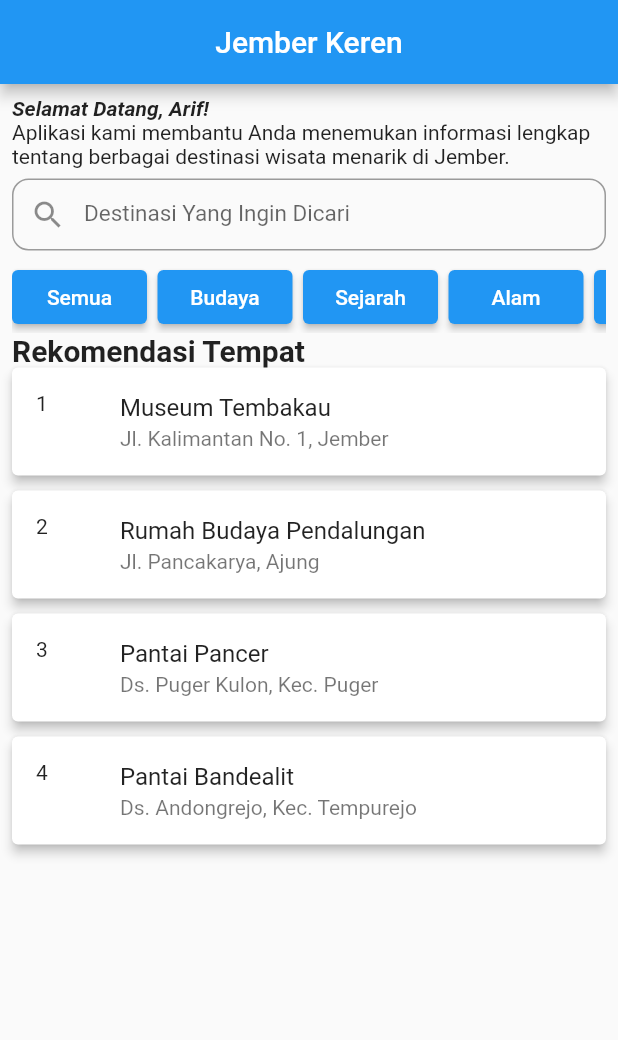
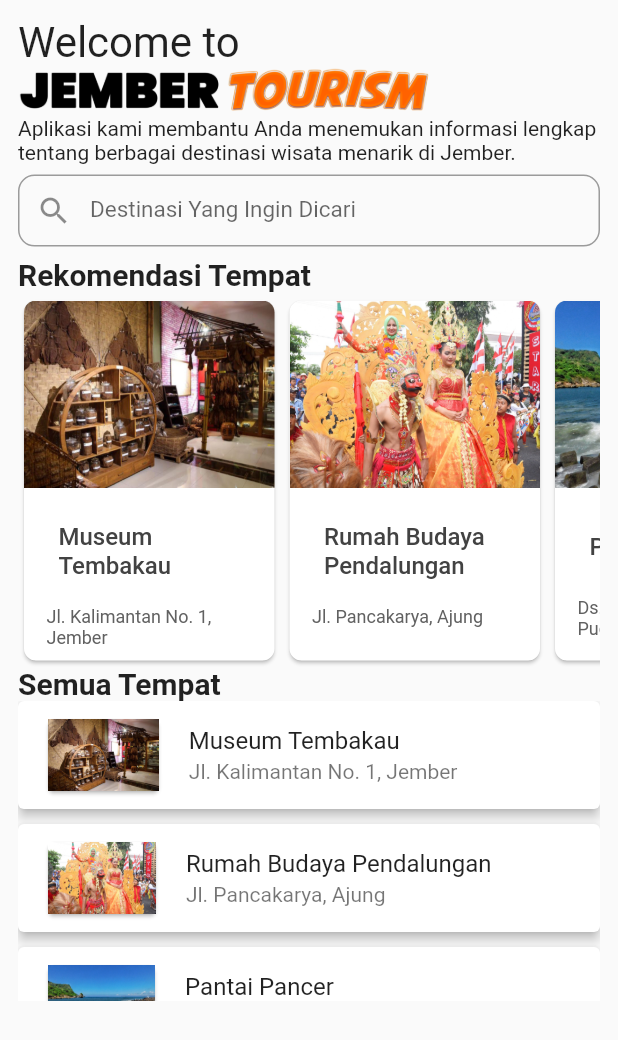
Before and after one commit to arifhendrawan023/flutter_application_jembis, a Flutter app: the screen it shows after launch, on a phone screen of 412 x 824 dp. Shown: the top 1040 px of the screen. Run offline on Flutter 3.47's test engine with Material 2 defaults, Android fonts, the light colour scheme and no system bars; our stand-ins replace google_maps_flutter.

Commit message:
UPDATE MAP

```diff
--- a/assets/daftarTempat.json
+++ b/assets/daftarTempat.json
@@ -3,30 +3,41 @@
         {
             "id": "1",
             "jenis": "Wisata Budaya",
+            "gambar": "assets/image/tempatWisata/tembakau.png",
             "nama": "Museum Tembakau",
             "alamat": "Jl. Kalimantan No. 1, Jember",
-            "deskripsi": "Museum tembakau adalah salah satu wujud identitas Jember sebagai kota tembakau. Pengunjung bisa melihat berbagai literatur tembakau, miniatur gardu atak (tempat pengeringan tembakau), serta display daun tembakau dari berbagai jenis dan kualitas. Di museum tembakau ini juga bisa melihat tayangan diversifikasi produk tembakau yang belum banyak diketahui masyarakat luas. "
+            "deskripsi": "Museum tembakau adalah salah satu wujud identitas Jember sebagai kota tembakau. Pengunjung bisa melihat berbagai literatur tembakau, miniatur gardu atak (tempat pengeringan tembakau), serta display daun tembakau dari berbagai jenis dan kualitas. Di museum tembakau ini juga bisa melihat tayangan diversifikasi produk tembakau yang belum banyak diketahui masyarakat luas. ",
+            "route": "/halaman1"
         },
         {
             "id": "2",
             "jenis": "Wisata Budaya",
             "nama": "Rumah Budaya Pendalungan",
+            "gambar": "assets/image/tempatWisata/Pendalungan.jpeg",
             "alamat": "Jl. Pancakarya, Ajung",
             "deskripsi": "Rumah Budaya Pendalungan merupakan wujud semangat dari seniman Jember yang tergabung dalam komunitas Pandalungan untuk melestarikan dan mengembangkan seni budaya di kabupaten Jember. Berlokasi sekitar 5 km dari pusat kota Jember. Jember adalah kota kreatif, di rumah mewadahi siapapun yang memiliki tekad kuat untuk maju bersama agar seniman budaya Jember dapat lebih dikenal dan lestari. Di tempat ini memiliki panggung terbuka untuk penampilan seni di saat menyambut tamu dan pada acara-acara khusus. "
+            ,
+            "route": "/halaman2"
         },
         {
             "id": "3",
             "jenis": "Wisata Alam",
             "nama": "Pantai Pancer",
+            "gambar": "assets/image/tempatWisata/Pancer.jpg",
             "alamat": "Ds. Puger Kulon, Kec. Puger",
             "deskripsi": "Berjarak sekitar 41 km dari pusat kota Jember, disana akan dimanjakan dengan pemandangan layaknya pemandangan di daerah administratif, pemandangan gunung kapur dan jejeran perahu nelayan yang sedang bertengger. Ciri khas dari pantai ini adalah adanya batu-batu berjejer yang berfungsi sebagai pemecah ombak laut.  "
+            ,
+            "route": "/halaman3"
         },
         {
             "id": "4",
             "jenis": "Wisata Alam",
             "nama": "Pantai Bandealit",
+            "gambar": "assets/image/tempatWisata/Bandealit.jpg",
             "alamat": "Ds. Andongrejo, Kec. Tempurejo",
             "deskripsi": "Pantai ini berada di dalam kawasan Taman Nasional Meru Betiri (TNMB) dengan panorama laut yang sangat indah dengan bentang pantai sepanjang 1 km lebih. Perpaduan suasana pantai, laut, perkebunan, dan hutan tropis ini menyajikan suasana alam yang eksotis. Lokasinya berada di sebelah selatan kota Jember tepatnya 35 km dari pusat kota."
+            ,
+            "route": "/halaman4"
         }
     ]
 }
--- a/lib/Pages/homePage.dart
+++ b/lib/Pages/homePage.dart
@@ -1,9 +1,9 @@
 import 'package:flutter/material.dart';
 import 'dart:convert';
 import 'package:flutter/services.dart';
-
 import 'package:flutter/src/widgets/framework.dart';
 import 'package:flutter/src/widgets/placeholder.dart';
+import 'package:flutter_application_jembis/Pages/detailTempat.dart';
 
 class homePage extends StatefulWidget {
   const homePage({super.key});
@@ -27,51 +27,55 @@ class _homePageState extends State<homePage> {
   @override
   void initState() {
     super.initState();
-    // Call the readJson method when the app starts
     readJson();
   }
 
   @override
   Widget build(BuildContext context) {
     return Scaffold(
-      appBar: AppBar(
-          title: Center(child: Text("Jember Keren")),
-        ),
       body: Padding(
-          padding: const EdgeInsets.all(8.0),
+          padding: const EdgeInsets.all(12.0),
+          child: ListView(
+            children: <Widget>[
+              Container(
               child: Column(
                 crossAxisAlignment: CrossAxisAlignment.start,
                 children: <Widget>[
-              Text("Selamat Datang, Arif!",
-                  style: TextStyle(
-                      fontWeight: FontWeight.bold,
-                      fontStyle: FontStyle.italic)),
+                  Text(
+                    "Welcome to ",
+                    style: TextStyle(fontSize: 28),
+                  ),
+                  Image(
+                    image: AssetImage('assets/image/logo.png'),
+                    width: 275,
+                  ),
                   Text(
                       "Aplikasi kami membantu Anda menemukan informasi lengkap tentang berbagai destinasi wisata menarik di Jember."),
                   Container(
                     margin: EdgeInsets.only(top: 7, bottom: 7),
                     child: searchTempat(),
                   ),
-              SingleChildScrollView(
-                scrollDirection: Axis.horizontal,
-                padding: EdgeInsets.only(right: 7),
-                child: Row(
-                  mainAxisAlignment: MainAxisAlignment.spaceAround,
-                  crossAxisAlignment: CrossAxisAlignment.start,
-                  children: [
-                    menuButtonWisata('Semua'),
-                    menuButtonWisata('Budaya'),
-                    menuButtonWisata('Sejarah'),
-                    menuButtonWisata('Alam'),
-                    menuButtonWisata('Fesitaval'),
-                    menuButtonWisata('Religi'),
+                  Text(
+                    "Rekomendasi Tempat",
+                    style: TextStyle(fontWeight: FontWeight.bold, fontSize: 20),
+                  ),
+                  rekomendasiTempat(tempat: _tempat),
+                  Text(
+                    "Semua Tempat",
+                    style: TextStyle(fontWeight: FontWeight.bold, fontSize: 20),
+                  ),
+                  cardTempat(tempat: _tempat),
                 ],
               ),
             ),
-              Text("Rekomendasi Tempat", style: TextStyle(fontWeight: FontWeight.bold, fontSize: 20),),
-              cardTempat(tempat: _tempat)
             ],
-          ),
+          )
+          // child: ListView(
+          //   shrinkWrap: true,  physics: ClampingScrollPhysics(),
+          //   scrollDirection: Axis.vertical,
+          //   children: <Widget>[
+
+          //   ],
           ),
     );
   }
@@ -103,8 +107,7 @@ class searchTempat extends StatelessWidget {
           prefixIcon: Icon(Icons.search),
           contentPadding: EdgeInsets.symmetric(vertical: 7),
           border: OutlineInputBorder(
-              borderRadius:
-                  BorderRadius.all(Radius.circular(11.0)))),
+              borderRadius: BorderRadius.all(Radius.circular(11.0)))),
       style: TextStyle(fontSize: 15),
     );
   }
@@ -121,7 +124,7 @@ class cardTempat extends StatelessWidget {
   @override
   Widget build(BuildContext context) {
     return Container(
-      height: 100.0*_tempat.length,
+      height: 200,
       child: Column(
         children: [
           _tempat.isNotEmpty
@@ -135,7 +138,12 @@ class cardTempat extends StatelessWidget {
                       key: ValueKey(_tempat[index]["id"]),
                       margin: EdgeInsets.only(bottom: 10),
                       child: ListTile(
-                        leading: Text(_tempat[index]["id"]),
+                        leading: Card(
+                          child: Image.asset(
+                            _tempat[index]["gambar"],
+                            height: 200,
+                          ),
+                        ),
                         title: Text(_tempat[index]["nama"]),
                         subtitle: Text(_tempat[index]["alamat"]),
                       ),
@@ -148,3 +156,79 @@ class cardTempat extends StatelessWidget {
     );
   }
 }
+
+class rekomendasiTempat extends StatelessWidget {
+  const rekomendasiTempat({
+    super.key,
+    required List tempat,
+  }) : _tempat = tempat;
+
+  final List _tempat;
+
+  @override
+  Widget build(BuildContext context) {
+    return Container(
+      height: 250,
+      child: ListView.builder(
+        scrollDirection: Axis.horizontal,
+        itemCount: _tempat.length,
+        itemBuilder: (context, index) {
+          return Container(
+            margin: EdgeInsets.fromLTRB(0, 2, 2, 0),
+            width: 175,
+            child: Card(
+              shape: RoundedRectangleBorder(
+                borderRadius: BorderRadius.circular(8),
+              ),
+              clipBehavior: Clip.antiAliasWithSaveLayer,
+              child: Column(
+                crossAxisAlignment: CrossAxisAlignment.start,
+                children: <Widget>[
+                  Image.asset(
+                    _tempat[index]["gambar"],
+                    height: 125,
+                    width: double.infinity,
+                    fit: BoxFit.cover,
+                  ),
+                  Container(
+                    padding: const EdgeInsets.fromLTRB(15, 15, 15, 0),
+                    child: Column(
+                      crossAxisAlignment: CrossAxisAlignment.start,
+                      children: <Widget>[
+                        TextButton(
+                          onPressed: () {
+                            Navigator.push(context,
+                                MaterialPageRoute(builder: (context) {
+                              return DetailTempat();
+                            }));
+                          },
+                          child: Text(
+                            _tempat[index]["nama"],
+                            style: TextStyle(
+                              fontSize: 16,
+                              color: Colors.grey[800],
+                            ),
+                          ),
+                        ),
+                        Container(height: 10,),
+                        Text(
+                          _tempat[index]["alamat"],
+                          style: TextStyle(
+                            fontSize: 12,
+                            color: Colors.grey[700],
+                          ),
+                        ),
+                      ],
+                    ),
+                  ),
+                  // Add a small space between the card and the next widget
+                  Container(height: 5),
+                ],
+              ),
+            ),
+          );
+        },
+      ),
+    );
+  }
+}
--- a/lib/main.dart
+++ b/lib/main.dart
@@ -1,6 +1,5 @@
 import 'package:flutter/material.dart';
 import 'package:flutter_application_jembis/Pages/homePage.dart';
-
 
 void main() {
   runApp(const MyApp());
@@ -16,9 +15,11 @@ class MyApp extends StatefulWidget {
 class _MyAppState extends State<MyApp> {
   @override
   Widget build(BuildContext context) {
-    return MaterialApp(
-      debugShowCheckedModeBanner: false,
-      home: homePage(),
-    );
+    return MediaQuery(
+        data: MediaQueryData(),
+        child: MaterialApp(
+          debugShowCheckedModeBanner: false,
+          home: homePage(),
+        ));
   }
 }
```
Also changed, not shown: lib/Pages/detailTempat.dart (added, +82 -0 lines), pubspec.yaml (+10 -0 lines), assets/image/logo.png (added), assets/image/tempatWisata/Bandealit.jpg (added), assets/image/tempatWisata/Pancer.jpg (added), assets/image/tempatWisata/Pendalungan.jpeg (added), assets/image/tempatWisata/tembakau.png (added), pubspec.lock, 5 other files. Lines whose indentation alone changed are shown as unchanged.
